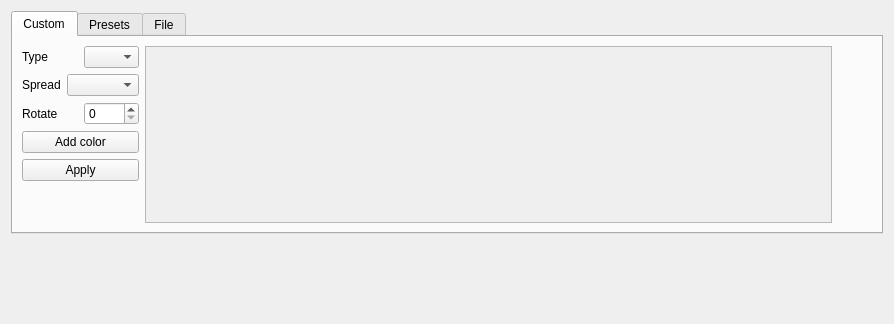
First picture: the form in ui/BackgroundApplier.ui, repository Fefedu973/OpenRGBVisualMapPlugin, before the edit.
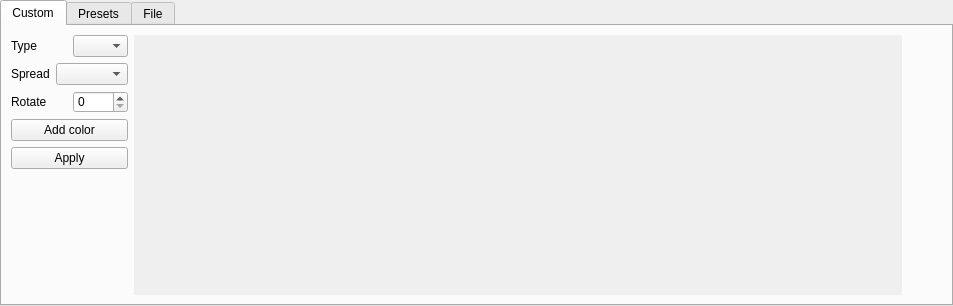
Second picture: the form after the edit.

The edit to the form file:
```diff
--- a/ui/BackgroundApplier.ui
+++ b/ui/BackgroundApplier.ui
@@ -6,8 +6,8 @@
    <rect>
     <x>0</x>
     <y>0</y>
-    <width>894</width>
-    <height>324</height>
+    <width>953</width>
+    <height>306</height>
    </rect>
   </property>
   <property name="sizePolicy">
@@ -25,13 +25,28 @@
   <property name="windowTitle">
    <string>Form</string>
   </property>
+  <property name="styleSheet">
+   <string notr="true">QFrame{border:0}</string>
+  </property>
   <layout class="QGridLayout" name="gridLayout">
+   <property name="leftMargin">
+    <number>0</number>
+   </property>
+   <property name="topMargin">
+    <number>0</number>
+   </property>
+   <property name="rightMargin">
+    <number>0</number>
+   </property>
+   <property name="bottomMargin">
+    <number>0</number>
+   </property>
    <item row="0" column="0">
-    <layout class="QVBoxLayout" name="verticalLayout_2" stretch="0">
+    <layout class="QGridLayout" name="gridLayout_4">
      <property name="sizeConstraint">
       <enum>QLayout::SetMinimumSize</enum>
      </property>
-     <item alignment="Qt::AlignTop">
+     <item row="0" column="0">
       <widget class="QTabWidget" name="tabs">
        <property name="sizePolicy">
         <sizepolicy hsizetype="Minimum" vsizetype="Minimum">
@@ -69,6 +84,9 @@
           <layout class="QGridLayout" name="gridLayout_3" columnstretch="1,10,0">
            <item row="0" column="0">
             <layout class="QVBoxLayout" name="custom_layout" stretch="1,1,1,1,1,5">
+             <property name="sizeConstraint">
+              <enum>QLayout::SetMinimumSize</enum>
+             </property>
              <item>
               <layout class="QHBoxLayout" name="horizontalLayout_2">
                <item>
@@ -197,8 +215,8 @@
                <rect>
                 <x>0</x>
                 <y>0</y>
-                <width>638</width>
-                <height>243</height>
+                <width>717</width>
+                <height>245</height>
                </rect>
               </property>
               <property name="sizePolicy">
```
